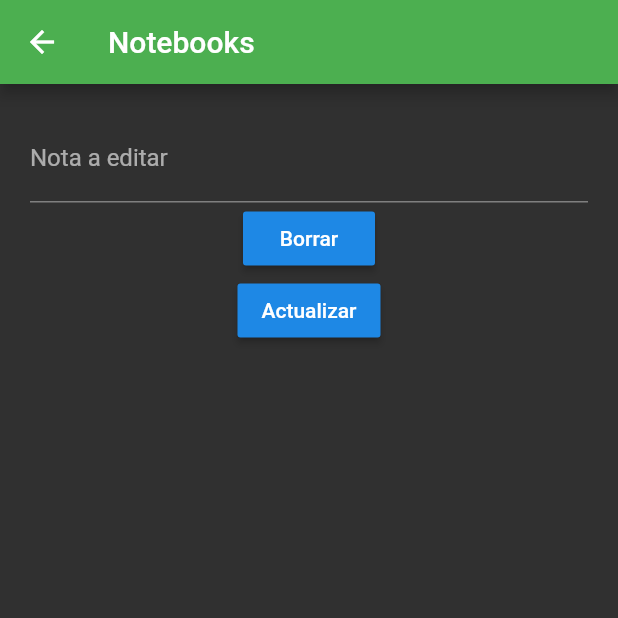
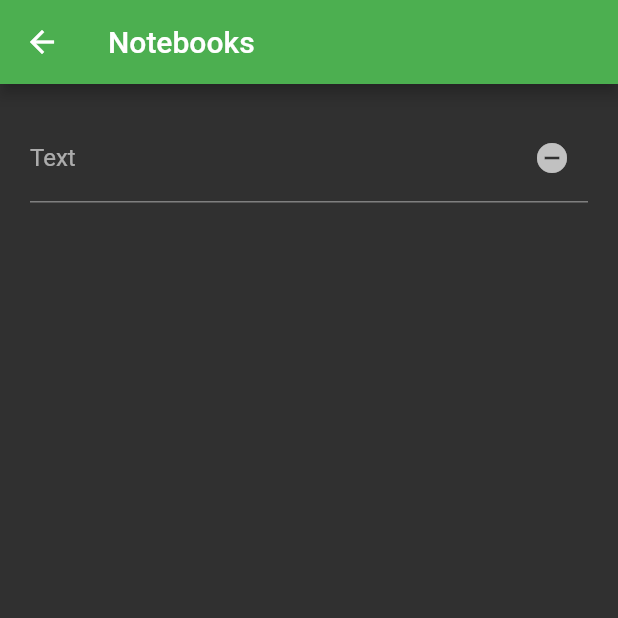
Before and after one commit to gestionarlaweb/keepcoding-flutter-practica, a Flutter app: the EditNotes screen opened by its route, on a phone screen of 412 x 824 dp, the top half of it. Run offline on Flutter 3.47's test engine with Material 2 defaults, Android fonts, the phone set to English and light mode, and no system bars.

Commit message:
mejorando el Notebooks

```diff
--- a/lib/main.dart
+++ b/lib/main.dart
@@ -103,6 +103,21 @@ class _EditNotesState extends State<EditNotes> {
         child: Column(
           children: [
             TextField(
+              decoration: InputDecoration(
+                labelText: 'Text',
+                hintText: 'Your text....',
+                suffixIcon: IconButton(
+                  icon: const Icon(
+                    Icons.remove_circle,
+                  ),
+                  onPressed: () {
+                    _controller.clear();
+                  },
+                ),
+              ),
+            )
+            /*
+            TextField(
               controller: _controller,
               decoration: const InputDecoration(
                 labelText: 'Nota a editar',
@@ -129,6 +144,7 @@ class _EditNotesState extends State<EditNotes> {
                 child: const Text('Actualizar'),
               ),
             ),
+            */
           ],
         ),
       ),
```
